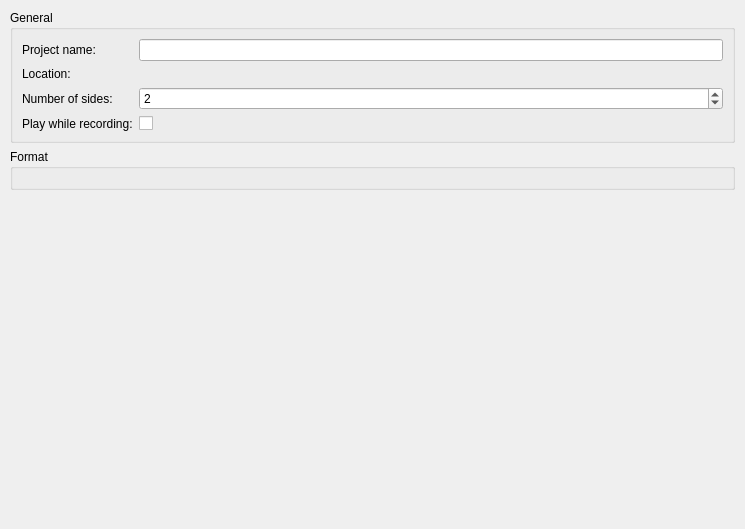
First picture: the form in code/interface/vicomposedwidgets/forms/viprojectwidget/viprojectrecordingwidget.ui, repository visore/Visore, before the edit.
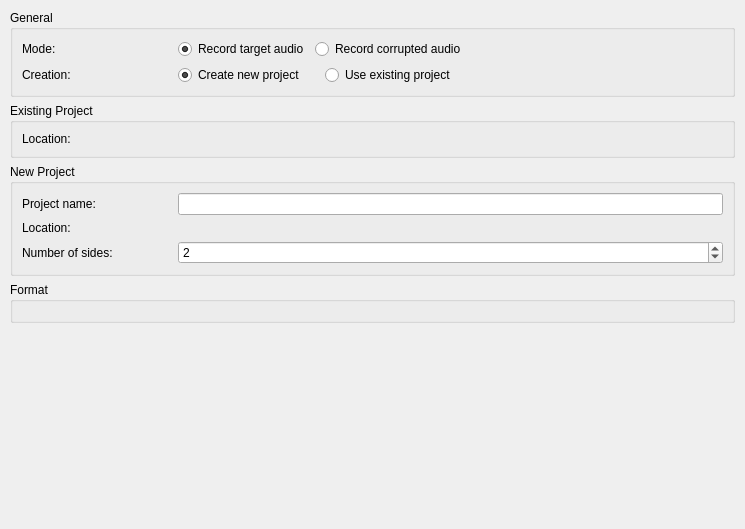
Second picture: the form after the edit. Custom widgets are drawn as their Qt base class.

Diff of the .ui file:
```diff
--- a/code/interface/vicomposedwidgets/forms/viprojectwidget/viprojectrecordingwidget.ui
+++ b/code/interface/vicomposedwidgets/forms/viprojectwidget/viprojectrecordingwidget.ui
@@ -26,14 +26,26 @@
    <property name="margin">
     <number>10</number>
    </property>
-   <item row="0" column="0">
-    <widget class="QGroupBox" name="groupBox">
+   <item row="2" column="0">
+    <widget class="QGroupBox" name="newGroup">
      <property name="title">
-      <string>General</string>
+      <string>New Project</string>
      </property>
      <layout class="QGridLayout" name="gridLayout_2">
       <item row="0" column="0">
        <widget class="QLabel" name="label">
+        <property name="minimumSize">
+         <size>
+          <width>150</width>
+          <height>0</height>
+         </size>
+        </property>
+        <property name="maximumSize">
+         <size>
+          <width>150</width>
+          <height>16777215</height>
+         </size>
+        </property>
         <property name="text">
          <string>Project name:</string>
         </property>
@@ -41,6 +53,18 @@
       </item>
       <item row="1" column="0">
        <widget class="QLabel" name="label_2">
+        <property name="minimumSize">
+         <size>
+          <width>150</width>
+          <height>0</height>
+         </size>
+        </property>
+        <property name="maximumSize">
+         <size>
+          <width>150</width>
+          <height>16777215</height>
+         </size>
+        </property>
         <property name="text">
          <string>Location:</string>
         </property>
@@ -67,32 +91,27 @@
       </item>
       <item row="2" column="0">
        <widget class="QLabel" name="label_3">
+        <property name="minimumSize">
+         <size>
+          <width>150</width>
+          <height>0</height>
+         </size>
+        </property>
+        <property name="maximumSize">
+         <size>
+          <width>150</width>
+          <height>16777215</height>
+         </size>
+        </property>
         <property name="text">
          <string>Number of sides:</string>
         </property>
        </widget>
       </item>
-      <item row="3" column="0">
-       <widget class="QLabel" name="label_4">
-        <property name="text">
-         <string>Play while recording:</string>
-        </property>
-       </widget>
-      </item>
-      <item row="3" column="1">
-       <widget class="QCheckBox" name="playCheckBox">
-        <property name="text">
-         <string/>
-        </property>
-        <property name="checked">
-         <bool>false</bool>
-        </property>
-       </widget>
-      </item>
      </layout>
     </widget>
    </item>
-   <item row="1" column="0">
+   <item row="3" column="0">
     <widget class="QGroupBox" name="groupBox_2">
      <property name="title">
       <string>Format</string>
@@ -104,32 +123,7 @@
      </layout>
     </widget>
    </item>
-   <item row="2" column="0">
-    <widget class="QWidget" name="widget_3" native="true">
-     <layout class="QGridLayout" name="gridLayout_4">
-      <property name="margin">
-       <number>0</number>
-      </property>
-      <item row="0" column="1">
-       <widget class="ViPushButton" name="startButton" native="true"/>
-      </item>
-      <item row="0" column="0">
-       <spacer name="horizontalSpacer">
-        <property name="orientation">
-         <enum>Qt::Horizontal</enum>
-        </property>
-        <property name="sizeHint" stdset="0">
-         <size>
-          <width>40</width>
-          <height>20</height>
-         </size>
-        </property>
-       </spacer>
-      </item>
-     </layout>
-    </widget>
-   </item>
-   <item row="3" column="0">
+   <item row="5" column="0">
     <spacer name="verticalSpacer">
      <property name="orientation">
       <enum>Qt::Vertical</enum>
@@ -142,6 +136,181 @@
      </property>
     </spacer>
    </item>
+   <item row="4" column="0">
+    <widget class="QWidget" name="widget_3" native="true">
+     <layout class="QGridLayout" name="gridLayout_4">
+      <property name="margin">
+       <number>0</number>
+      </property>
+      <item row="0" column="1">
+       <widget class="ViPushButton" name="startButton" native="true"/>
+      </item>
+      <item row="0" column="0">
+       <spacer name="horizontalSpacer">
+        <property name="orientation">
+         <enum>Qt::Horizontal</enum>
+        </property>
+        <property name="sizeHint" stdset="0">
+         <size>
+          <width>40</width>
+          <height>20</height>
+         </size>
+        </property>
+       </spacer>
+      </item>
+     </layout>
+    </widget>
+   </item>
+   <item row="1" column="0">
+    <widget class="QGroupBox" name="existingGroup">
+     <property name="title">
+      <string>Existing Project</string>
+     </property>
+     <layout class="QGridLayout" name="gridLayout_5">
+      <item row="0" column="0">
+       <widget class="QLabel" name="label_4">
+        <property name="minimumSize">
+         <size>
+          <width>150</width>
+          <height>0</height>
+         </size>
+        </property>
+        <property name="maximumSize">
+         <size>
+          <width>150</width>
+          <height>16777215</height>
+         </size>
+        </property>
+        <property name="text">
+         <string>Location:</string>
+        </property>
+       </widget>
+      </item>
+      <item row="0" column="1">
+       <widget class="ViFileBrowser" name="existingBrowser" native="true">
+        <property name="sizePolicy">
+         <sizepolicy hsizetype="Expanding" vsizetype="Preferred">
+          <horstretch>0</horstretch>
+          <verstretch>0</verstretch>
+         </sizepolicy>
+        </property>
+       </widget>
+      </item>
+     </layout>
+    </widget>
+   </item>
+   <item row="0" column="0">
+    <widget class="QGroupBox" name="groupBox_4">
+     <property name="title">
+      <string>General</string>
+     </property>
+     <layout class="QGridLayout" name="gridLayout_6">
+      <item row="1" column="0">
+       <widget class="QWidget" name="widget_2" native="true">
+        <layout class="QGridLayout" name="gridLayout_8">
+         <property name="margin">
+          <number>0</number>
+         </property>
+         <item row="0" column="0">
+          <widget class="QLabel" name="label_6">
+           <property name="minimumSize">
+            <size>
+             <width>150</width>
+             <height>0</height>
+            </size>
+           </property>
+           <property name="maximumSize">
+            <size>
+             <width>150</width>
+             <height>16777215</height>
+            </size>
+           </property>
+           <property name="text">
+            <string>Creation:</string>
+           </property>
+          </widget>
+         </item>
+         <item row="0" column="1">
+          <widget class="QRadioButton" name="newRadioButton">
+           <property name="text">
+            <string>Create new project</string>
+           </property>
+           <property name="checked">
+            <bool>true</bool>
+           </property>
+          </widget>
+         </item>
+         <item row="0" column="2">
+          <widget class="QRadioButton" name="existingRadioButton">
+           <property name="text">
+            <string>Use existing project</string>
+           </property>
+          </widget>
+         </item>
+        </layout>
+       </widget>
+      </item>
+      <item row="0" column="0">
+       <widget class="QWidget" name="widget" native="true">
+        <layout class="QGridLayout" name="gridLayout_7">
+         <property name="margin">
+          <number>0</number>
+         </property>
+         <item row="0" column="0">
+          <widget class="QLabel" name="label_5">
+           <property name="minimumSize">
+            <size>
+             <width>150</width>
+             <height>0</height>
+            </size>
+           </property>
+           <property name="maximumSize">
+            <size>
+             <width>150</width>
+             <height>16777215</height>
+            </size>
+           </property>
+           <property name="text">
+            <string>Mode:</string>
+           </property>
+          </widget>
+         </item>
+         <item row="0" column="1">
+          <widget class="QRadioButton" name="targetRadioButton">
+           <property name="text">
+            <string>Record target audio</string>
+           </property>
+           <property name="checked">
+            <bool>true</bool>
+           </property>
+          </widget>
+         </item>
+         <item row="0" column="2">
+          <widget class="QRadioButton" name="corruptedRadioButton">
+           <property name="text">
+            <string>Record corrupted audio</string>
+           </property>
+          </widget>
+         </item>
+        </layout>
+       </widget>
+      </item>
+      <item row="0" column="1">
+       <spacer name="horizontalSpacer_3">
+        <property name="orientation">
+         <enum>Qt::Horizontal</enum>
+        </property>
+        <property name="sizeHint" stdset="0">
+         <size>
+          <width>40</width>
+          <height>20</height>
+         </size>
+        </property>
+       </spacer>
+      </item>
+     </layout>
+    </widget>
+   </item>
   </layout>
  </widget>
  <customwidgets>
```
Left out of the diff: 2 changed lines with no effect on the pictures.
